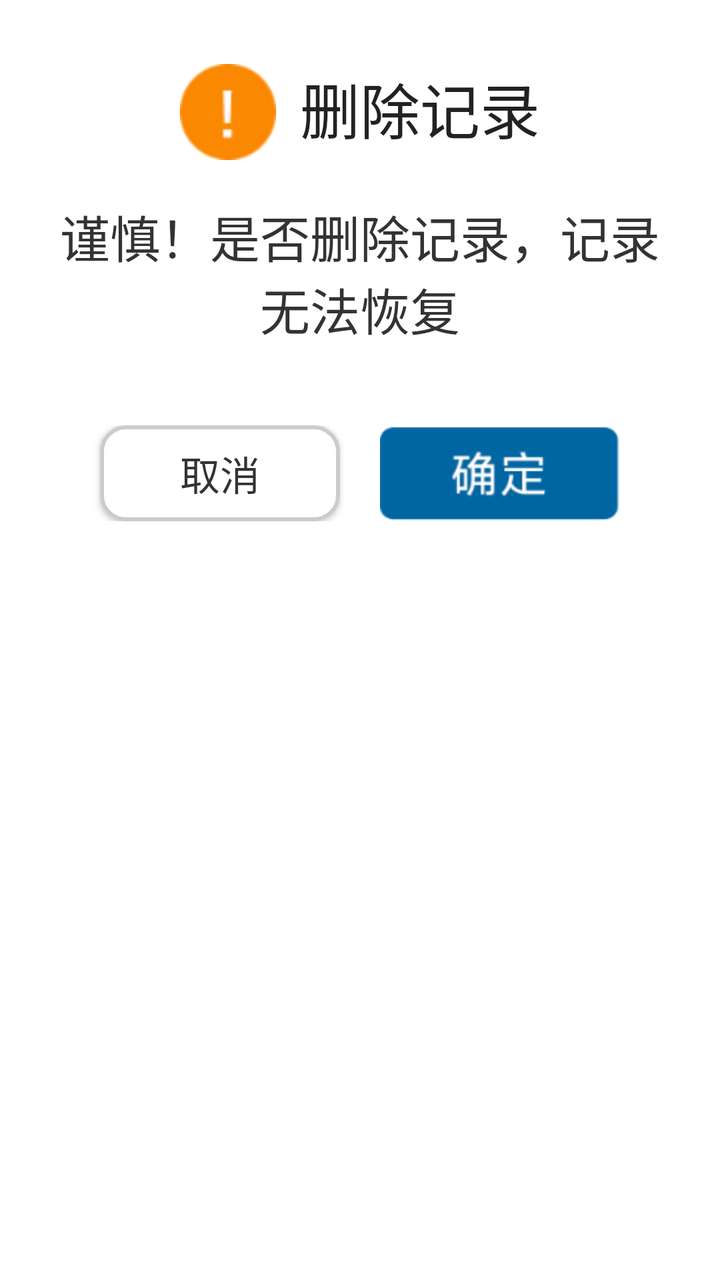
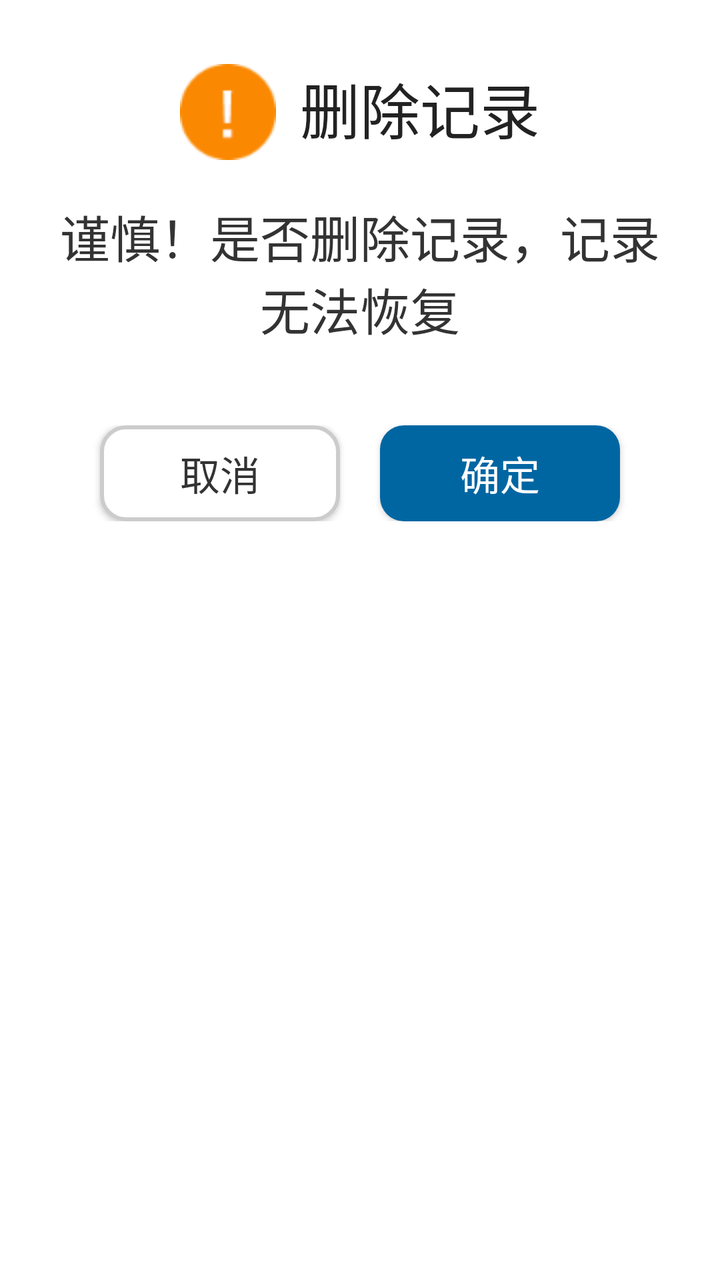

Before-and-after screenshots of an Android layout around one commit, followed by the original layout XML and the change that was made.
<!-- AndroidManifest.xml: application theme AppTheme -->
<!-- res/layout/dialog_custom_alert.xml -->
<?xml version="1.0" encoding="utf-8"?>
<LinearLayout xmlns:android="http://schemas.android.com/apk/res/android"
    android:layout_width="match_parent"
    android:layout_height="wrap_content"
    android:orientation="vertical"
    android:paddingVertical="32dp"
    android:paddingHorizontal="24dp"
    android:background="#FFFFFF">

    
    <LinearLayout
        android:layout_width="match_parent"
        android:layout_height="wrap_content"
        android:gravity="center_horizontal"
        android:orientation="horizontal">

        <ImageView
            android:layout_width="48dp"
            android:layout_height="48dp"
            android:src="@drawable/icon_gantan"
            android:scaleType="centerCrop"/>

        <TextView
            android:layout_width="wrap_content"
            android:layout_height="wrap_content"
            android:text="@string/delete_record_title"
            android:textSize="@dimen/sp_30"
            android:textColor="#222222"
            android:layout_marginStart="12dp"
            android:gravity="center_vertical"/>
    </LinearLayout>

    
    <TextView
        android:layout_width="match_parent"
        android:layout_height="wrap_content"
        android:text="@string/delete_all_records_warning2"
        android:textSize="@dimen/sp_25"
        android:textColor="#333333"
        android:layout_marginTop="@dimen/dp_20"
        android:gravity="center_horizontal"/>

    
    <LinearLayout
        android:layout_width="match_parent"
        android:layout_height="wrap_content"
        android:orientation="horizontal"
        android:layout_marginTop="40dp"
        android:gravity="center_horizontal">

        
        <Button
            android:id="@+id/btn_cancel"
            android:layout_width="@dimen/dp_120"
            android:layout_height="@dimen/dp_48"
            android:text="@string/cancle"
            android:textSize="@dimen/sp_20"
            android:textColor="#333333"
            android:background="@drawable/bg_btn_white_stroke"
            android:layout_marginEnd="@dimen/sp_20"/>

        
        <Button
            android:id="@+id/btn_confirm"
            android:layout_width="@dimen/dp_120"
            android:layout_height="@dimen/dp_48"
            android:background="@drawable/btn_confirm"
            android:textSize="@dimen/sp_20"
            android:textColor="#FFFFFF"
            />
    </LinearLayout>

</LinearLayout>
<!-- resources referenced by this layout -->
<resources>
  <dimen name="dp_120">120dp</dimen>
  <dimen name="dp_20">20dp</dimen>
  <dimen name="dp_48">48dp</dimen>
  <dimen name="sp_20">20sp</dimen>
  <dimen name="sp_25">25sp</dimen>
  <dimen name="sp_30">30sp</dimen>
  <!-- drawable bg_btn_white_stroke (drawable) -->
  <?xml version="1.0" encoding="utf-8"?>
  <shape xmlns:android="http://schemas.android.com/apk/res/android">
      <solid android:color="#FFFFFF"/>
      <stroke
          android:width="2dp"
          android:color="#CCCCCC"/>
      <corners android:radius="12dp"/>
  </shape>
  <!-- drawable btn_confirm: png bitmap (drawable-mdpi, 3536 bytes) -->
  <!-- drawable icon_gantan: png bitmap (drawable-mdpi, 1446 bytes) -->
  <string name="cancle">取消</string>
  <string name="delete_all_records_warning2">谨慎！是否删除记录，记录无法恢复</string>
  <string name="delete_record_title">删除记录</string>
  <style name="AppTheme" parent="AppBaseTheme">
  
  
           <item name="android:windowIsTranslucent">true</item>
          <item name="android:windowNoTitle">true</item>
          <item name="android:windowFullscreen">true</item>
          <item name="android:windowAnimationStyle">@style/activityAnimation</item>
          <item name="android:windowTranslucentStatus">true</item>
          <item name="android:windowTranslucentNavigation">true</item>
      </style>
  <style name="AppBaseTheme" parent="android:Theme.Light">
  
          
      </style>
  <style name="activityAnimation" parent="@android:style/Animation">
          <item name="android:activityOpenEnterAnimation">@anim/slide_right_in</item>
          <item name="android:activityOpenExitAnimation">@anim/slide_left_out</item>
          <item name="android:activityCloseEnterAnimation">@anim/slide_left_in</item>
          <item name="android:activityCloseExitAnimation">@anim/slide_right_out</item>
      </style>
</resources>

<!-- the commit's change to res/layout/dialog_custom_alert.xml (unified diff, before → after) -->
@@ -64,7 +64,8 @@
             android:id="@+id/btn_confirm"
             android:layout_width="@dimen/dp_120"
             android:layout_height="@dimen/dp_48"
-            android:background="@drawable/btn_confirm"
+            android:background="@drawable/bg_btn_blue_solid"
+            android:text="@string/confirm"
             android:textSize="@dimen/sp_20"
             android:textColor="#FFFFFF"
             />
<!-- resource entries referenced after the edit -->
@@ -6,6 +6,12 @@
   <dimen name="sp_20">20sp</dimen>
   <dimen name="sp_25">25sp</dimen>
   <dimen name="sp_30">30sp</dimen>
+  <!-- drawable bg_btn_blue_solid (drawable) -->
+  <?xml version="1.0" encoding="utf-8"?>
+  <shape xmlns:android="http://schemas.android.com/apk/res/android">
+      <solid android:color="#0066A2"/>
+      <corners android:radius="12dp"/>
+  </shape>
   <!-- drawable bg_btn_white_stroke (drawable) -->
   <?xml version="1.0" encoding="utf-8"?>
   <shape xmlns:android="http://schemas.android.com/apk/res/android">
@@ -15,9 +21,9 @@
           android:color="#CCCCCC"/>
       <corners android:radius="12dp"/>
   </shape>
-  <!-- drawable btn_confirm: png bitmap (drawable-mdpi, 3536 bytes) -->
   <!-- drawable icon_gantan: png bitmap (drawable-mdpi, 1446 bytes) -->
   <string name="cancle">取消</string>
+  <string name="confirm">确定</string>
   <string name="delete_all_records_warning2">谨慎！是否删除记录，记录无法恢复</string>
   <string name="delete_record_title">删除记录</string>
   <style name="AppTheme" parent="AppBaseTheme">
